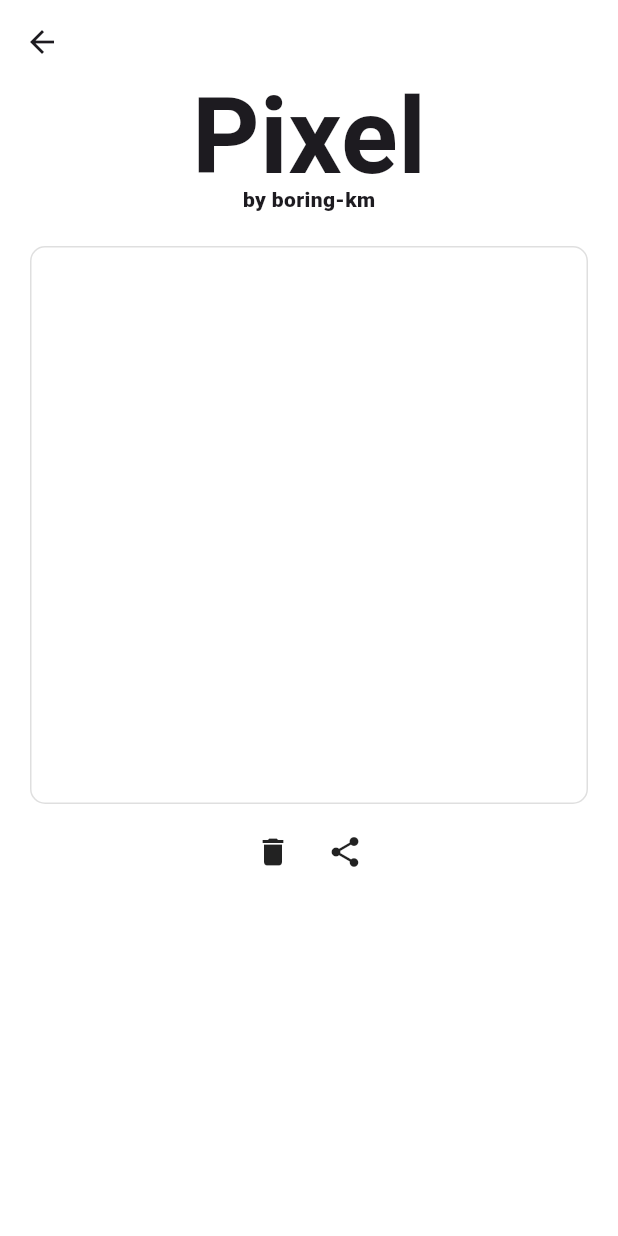
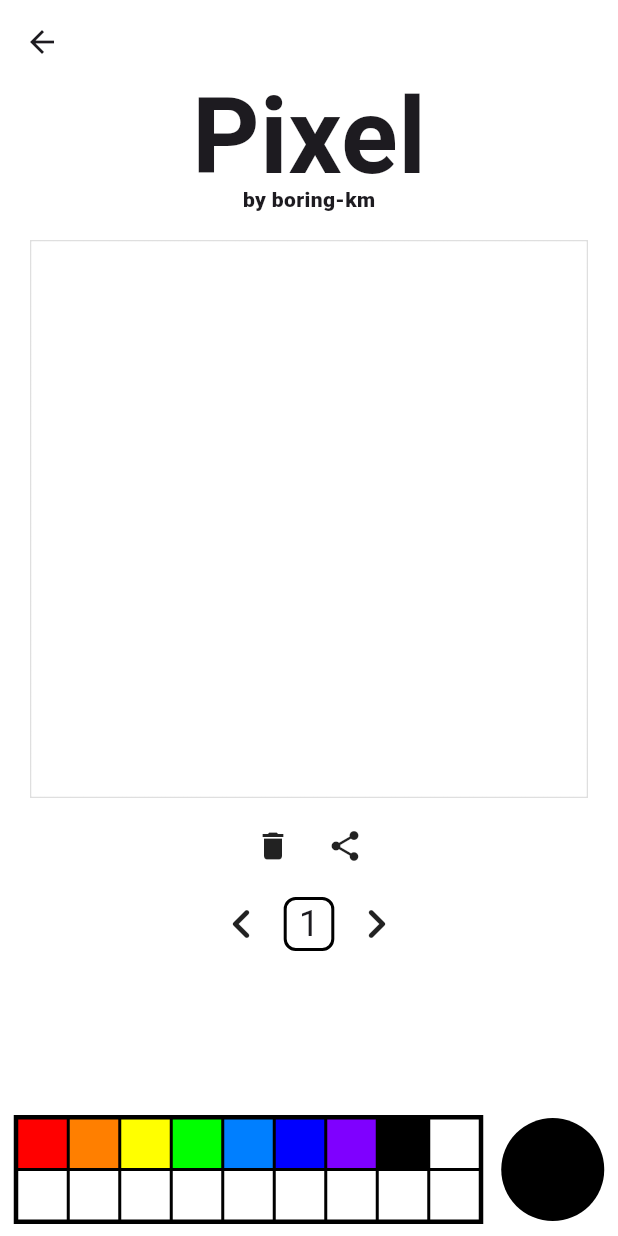
Before and after one commit to Droid-People/What-The-Banana, a Flutter app: the PixelArtScreen screen opened by its route, after a tap on the "share" icon, on a phone screen of 412 x 824 dp. Run offline on Flutter 3.47's test engine with Material 3 defaults, Android fonts, the phone set to English and light mode, and no system bars; our stand-ins replace flutter_colorpicker, flutter_riverpod, flutter_screenutil, go_router, logger, share_plus; Roboto replaces fonts that are missing (PixelFont).

Commit message:
[pixel] 색칠하는 픽셀 크기를 조절하는 방식으로 변경

```diff
--- /dev/null
+++ b/lib/common/color_utils.dart
@@ -0,0 +1,5 @@
+import 'package:flutter/material.dart';
+
+Color getNegativeColor(Color color) {
+  return Color.from(alpha: 1, red: 1 - color.r, green: 1 - color.g, blue: 1 - color.b);
+}
--- a/lib/contents/pixel_art/pixel_art_screen.dart
+++ b/lib/contents/pixel_art/pixel_art_screen.dart
@@ -1,10 +1,12 @@
+import 'dart:ui';
+
 import 'package:flutter/material.dart';
+import 'package:flutter_colorpicker/flutter_colorpicker.dart';
 import 'package:flutter_riverpod/flutter_riverpod.dart';
 import 'package:flutter_screenutil/flutter_screenutil.dart';
 import 'package:go_router/go_router.dart';
 import 'package:what_the_banana/contents/pixel_art/pixel_art_state_provider.dart';
 import 'package:what_the_banana/contents/pixel_art/pixel_painter.dart';
-import 'package:what_the_banana/gen/colors.gen.dart';
 import 'package:what_the_banana/gen/fonts.gen.dart';
 
 class PixelArtScreen extends ConsumerStatefulWidget {
@@ -22,6 +24,11 @@ class _PixelArtScreenState extends ConsumerState<PixelArtScreen> {
     final boardSize = width - 40.h;
     final state = ref.watch(pixelArtStateNotifierProvider);
     final viewModel = ref.read(pixelArtStateNotifierProvider.notifier);
+    final pictureRecorder = PictureRecorder();
+    final paletteWidth = (width * (3 / 4)) / 9;
+
+    // bottom navigation bar padding
+    final bottomPadding = MediaQuery.of(context).padding.bottom;
 
     return Scaffold(
       backgroundColor: Colors.white,
@@ -34,10 +41,149 @@ class _PixelArtScreenState extends ConsumerState<PixelArtScreen> {
           },
         ),
       ),
-      body: Center(
-        child: Column(
+      body: Column(
+        mainAxisAlignment: MainAxisAlignment.spaceBetween,
         children: [
-            Text(
+          Column(
+            children: [
+              TitleText(),
+              DeveloperText(),
+              20.verticalSpace,
+              PixelCanvas(
+                boardSize: boardSize,
+                pixelSize: state.pixelSize,
+                gridMap: state.gridMap,
+                pictureRecorder: pictureRecorder,
+                callback: viewModel.changePixelColor,
+              ),
+              12.verticalSpace,
+              DeleteAndShareRow(viewModel, pictureRecorder, boardSize),
+              12.verticalSpace,
+              PixelSizeController(viewModel, state.pixelSize),
+            ],
+          ),
+          Padding(
+            padding: EdgeInsets.symmetric(
+              horizontal: 8,
+              vertical: bottomPadding + 8,
+            ),
+            child: Row(
+              mainAxisAlignment: MainAxisAlignment.center,
+              children: [
+                Container(
+                  color: Colors.black,
+                  padding: const EdgeInsets.all(2),
+                  child: SizedBox(
+                    width: paletteWidth * 9,
+                    height: paletteWidth * 2,
+                    child: GridView.builder(
+                      padding: EdgeInsets.zero,
+                      gridDelegate:
+                          const SliverGridDelegateWithFixedCrossAxisCount(
+                              crossAxisCount: 9),
+                      itemCount: state.arrayDeque.length,
+                      itemBuilder: (ctx, index) {
+                        final color = state.arrayDeque[index];
+                        return GestureDetector(
+                          onTap: () => viewModel.setSelectedColor(color),
+                          child: Container(
+                            decoration: BoxDecoration(
+                              color: color,
+                              border: Border.all(),
+                            ),
+                            height: paletteWidth,
+                            width: paletteWidth,
+                          ),
+                        );
+                      },
+                    ),
+                  ),
+                ),
+                12.horizontalSpace,
+                GestureDetector(
+                  onTap: () {
+                    showDialog<void>(
+                      context: context,
+                      builder: (ctx) {
+                        return Dialog(
+                          backgroundColor: Colors.white,
+                          insetPadding: const EdgeInsets.all(16),
+                          child: Padding(
+                            padding: const EdgeInsets.symmetric(vertical: 16),
+                            child: Theme(
+                              data: ThemeData(
+                                fontFamily: FontFamily.pixelFont,
+                                colorScheme: const ColorScheme.light(),
+                              ),
+                              child: Wrap(
+                                children: [
+                                  Column(
+                                    children: [
+                                      ColorPicker(
+                                        pickerColor: state.selectedColor,
+                                        onColorChanged:
+                                            viewModel.setSelectedColor,
+                                        pickerAreaBorderRadius:
+                                            const BorderRadius.all(
+                                          Radius.circular(20),
+                                        ),
+                                      ),
+                                      8.verticalSpace,
+                                      ElevatedButton(
+                                        style: ElevatedButton.styleFrom(
+                                          backgroundColor: Colors.black,
+                                          iconColor: Colors.white,
+                                        ),
+                                        onPressed: () {
+                                          viewModel.addFirstColor();
+                                          Navigator.of(ctx).pop();
+                                        },
+                                        child: const Icon(
+                                          Icons.check_rounded,
+                                          size: 28,
+                                        ),
+                                      ),
+                                    ],
+                                  ),
+                                ],
+                              ),
+                            ),
+                          ),
+                        );
+                      },
+                    );
+                  },
+                  child: Container(
+                    decoration: BoxDecoration(
+                      shape: BoxShape.circle,
+                      color: state.selectedColor,
+                    ),
+                    width: paletteWidth * 2,
+                    height: paletteWidth * 2,
+                  ),
+                )
+              ],
+            ),
+          ),
+        ],
+      ),
+    );
+  }
+
+  Text DeveloperText() {
+    return Text(
+      'by boring-km',
+      style: TextStyle(
+        fontFamily: FontFamily.pixelFont,
+        fontWeight: FontWeight.w900,
+        fontSize: 14.sp,
+        height: 1,
+      ),
+    );
+  }
+
+  Text TitleText() {
+    return Text(
       'Pixel',
       style: TextStyle(
         fontFamily: FontFamily.pixelFont,
@@ -45,41 +191,15 @@ class _PixelArtScreenState extends ConsumerState<PixelArtScreen> {
         fontSize: 70.sp,
         height: 1,
       ),
-            ),
-            Text(
-              'by boring-km',
-              style: TextStyle(
-                fontFamily: FontFamily.pixelFont,
-                fontWeight: FontWeight.w900,
-                fontSize: 14.sp,
-                height: 1,
-              ),
-            ),
-            SizedBox(
-              height: boardSize + 100.h,
-              child: Column(
-                mainAxisAlignment: MainAxisAlignment.center,
-                children: [
-                  Container(
-                    width: boardSize,
-                    height: boardSize,
-                    decoration: BoxDecoration(
-                      borderRadius: BorderRadius.circular(10),
-                      border: Border.all(color: ColorName.lightGrey),
-                    ),
-                    child: Padding(
-                      padding: const EdgeInsets.all(12),
-                      child: PixelCanvas(
-                        boardSize: boardSize,
-                        pixelSize: state.pixelSize,
-                        gridMap: state.gridMap,
-                        pictureRecorder: state.pictureRecorder,
-                        callback: viewModel.changePixelColor,
-                      ),
-                    ),
-                  ),
-                  12.verticalSpace,
-                  Row(
+    );
+  }
+
+  Widget DeleteAndShareRow(
+    PixelArtStateProvider viewModel,
+    PictureRecorder pictureRecorder,
+    double boardSize,
+  ) {
+    return Row(
       mainAxisAlignment: MainAxisAlignment.center,
       children: [
         GestureDetector(
@@ -91,20 +211,55 @@ class _PixelArtScreenState extends ConsumerState<PixelArtScreen> {
         ),
         8.horizontalSpace,
         GestureDetector(
-                        onTap: () => viewModel.shareImage(boardSize.toInt()),
+          onTap: () => viewModel.shareImage(
+            pictureRecorder,
+            boardSize.toInt(),
+          ),
           child: const Padding(
             padding: EdgeInsets.all(8),
             child: Icon(Icons.share),
           ),
         ),
       ],
+    );
+  }
+
+  Widget PixelSizeController(PixelArtStateProvider viewModel, int pixelSize) {
+    return Row(
+      mainAxisAlignment: MainAxisAlignment.center,
+      children: [
+        GestureDetector(
+          onTap: viewModel.decreasePixelSize,
+          child: const Icon(
+            Icons.keyboard_arrow_left_rounded,
+            size: 40,
           ),
-                ],
+        ),
+        8.horizontalSpace,
+        Container(
+          decoration: BoxDecoration(
+            borderRadius: BorderRadius.circular(8),
+            border: Border.all(width: 2),
+          ),
+          padding: const EdgeInsets.symmetric(horizontal: 8, vertical: 4),
+          child: Text(
+            '$pixelSize',
+            style: TextStyle(
+              fontSize: 24.sp,
+              fontFamily: FontFamily.pixelFont,
+              height: 1,
+            ),
+          ),
+        ),
+        8.horizontalSpace,
+        GestureDetector(
+          onTap: viewModel.increasePixelSize,
+          child: const Icon(
+            Icons.keyboard_arrow_right_rounded,
+            size: 40,
           ),
         ),
       ],
-        ),
-      ),
     );
   }
 }
--- a/lib/contents/pixel_art/pixel_art_state.dart
+++ b/lib/contents/pixel_art/pixel_art_state.dart
@@ -1,5 +1,3 @@
-import 'dart:ui';
-
 import 'package:flutter/material.dart';
 
 class PixelArtState {
@@ -12,9 +10,8 @@ class PixelArtState {
 
   List<Color> arrayDeque = [];
   List<List<Color>> gridMap = [];
-  int pixelSize = 20;
+  int pixelSize = 1;
   Color selectedColor = Colors.black;
-  PictureRecorder pictureRecorder = PictureRecorder();
 
   PixelArtState copyWith({
     List<Color>? arrayDeque,
--- a/lib/contents/pixel_art/pixel_art_state_provider.dart
+++ b/lib/contents/pixel_art/pixel_art_state_provider.dart
@@ -20,7 +20,7 @@ class PixelArtStateProvider extends StateNotifier<PixelArtState> {
           PixelArtState(
             arrayDeque: [],
             gridMap: [],
-            pixelSize: 20,
+            pixelSize: 1,
             selectedColor: Colors.black,
           ),
         ) {
@@ -28,11 +28,7 @@ class PixelArtStateProvider extends StateNotifier<PixelArtState> {
     drawMapWhite();
   }
 
-  static const maxPixelCount = 160;
-
-  void setPixelSize(int size) {
-    state = state.copyWith(pixelSize: size);
-  }
+  static const maxPixelCount = 128;
 
   void setGridMap(List<List<Color>> gridMap) {
     state = state.copyWith(gridMap: gridMap);
@@ -52,10 +48,10 @@ class PixelArtStateProvider extends StateNotifier<PixelArtState> {
     state = state.copyWith(arrayDeque: deque);
   }
 
-  void addFirstColor(Color color) {
+  void addFirstColor() {
     final deque = state.arrayDeque
       ..removeLast()
-      ..insert(0, color);
+      ..insert(0, state.selectedColor);
     state = state.copyWith(arrayDeque: deque);
   }
 
@@ -80,8 +76,12 @@ class PixelArtStateProvider extends StateNotifier<PixelArtState> {
     state = state.copyWith(selectedColor: color);
   }
 
-  Future<void> shareImage(int boardSize) async {
-    final image = await state.pictureRecorder.endRecording().toImage(boardSize, boardSize);
+  Future<void> shareImage(
+    ui.PictureRecorder pictureRecorder,
+    int boardSize,
+  ) async {
+    final image =
+        await pictureRecorder.endRecording().toImage(boardSize, boardSize);
     final bytes = await image.toByteData(format: ui.ImageByteFormat.png);
     final tempFile = await _makeTempFile(bytes!.buffer.asUint8List());
     unawaited(Share.shareUri(tempFile.uri));
@@ -95,4 +95,15 @@ class PixelArtStateProvider extends StateNotifier<PixelArtState> {
     return tempFile;
   }
 
+  void increasePixelSize() {
+    if (state.pixelSize < 16) {
+      state = state.copyWith(pixelSize: state.pixelSize * 2);
+    }
+  }
+
+  void decreasePixelSize() {
+    if (state.pixelSize > 1) {
+      state = state.copyWith(pixelSize: state.pixelSize ~/ 2);
+    }
+  }
 }
--- a/lib/contents/pixel_art/pixel_painter.dart
+++ b/lib/contents/pixel_art/pixel_painter.dart
@@ -1,8 +1,9 @@
 import 'dart:ui';
 
 import 'package:flutter/material.dart';
+import 'package:what_the_banana/gen/colors.gen.dart';
 
-const int maxPixelCount = 160;
+const int defaultPixelCount = 128;
 
 class PixelCanvas extends StatefulWidget {
   const PixelCanvas({
@@ -20,22 +21,23 @@ class PixelCanvas extends StatefulWidget {
 }
 
 class _PixelCanvasState extends State<PixelCanvas> {
-  late int pixels;
 
-  @override
-  void initState() {
-    super.initState();
-    pixels = maxPixelCount ~/ widget.pixelSize;
-  }
 
   @override
   Widget build(BuildContext context) {
-    return GestureDetector(
+
+    return Container(
+      width: widget.boardSize,
+      height: widget.boardSize,
+      decoration: BoxDecoration(
+        border: Border.all(color: ColorName.lightGrey),
+      ),
+      child: GestureDetector(
         onTapUp: (details) {
-        _drawPixel(details.localPosition);
+          _drawPixel(details.localPosition, widget.boardSize, widget.pixelSize);
         },
         onPanUpdate: (details) {
-        _drawPixel(details.localPosition);
+          _drawPixel(details.localPosition, widget.boardSize, widget.pixelSize);
         },
         child: CustomPaint(
           size: Size(widget.boardSize, widget.boardSize),
@@ -43,21 +45,25 @@ class _PixelCanvasState extends State<PixelCanvas> {
             gridMap: widget.gridMap,
             pictureRecorder: widget.pictureRecorder,
             callback: widget.callback,
-          pixelSize: widget.pixelSize,
-          pixels: pixels,
+            pixels: defaultPixelCount,
+          ),
         ),
       ),
     );
   }
 
-  void _drawPixel(Offset offset) {
-    pixels = maxPixelCount ~/ widget.pixelSize;
+  void _drawPixel(Offset offset, double paintSize, int pixelSize) {
+    // pixel size 만큼 터치영역을 중심으로 그림
+    final i = ((offset.dy / paintSize) * defaultPixelCount).toInt();
+    final j = ((offset.dx / paintSize) * defaultPixelCount).toInt();
+    final halfPixelSize = pixelSize / 2;
 
-    final i = ((offset.dy / widget.boardSize) * pixels).toInt();
-    final j = ((offset.dx / widget.boardSize) * pixels).toInt();
-
-    if (i >= 0 && i < pixels && j >= 0 && j < pixels) {
-      widget.callback(i, j);
+    for (var y = i - halfPixelSize; y < (i + halfPixelSize); y++) {
+      for (var x = j - halfPixelSize; x < j + halfPixelSize; x++) {
+        if (y >= 0 && y < defaultPixelCount && x >= 0 && x < defaultPixelCount) {
+          widget.callback(y.toInt(), x.toInt());
+        }
+      }
     }
   }
 }
@@ -67,14 +73,12 @@ class PixelPainter extends CustomPainter {
     required this.gridMap,
     required this.pictureRecorder,
     required this.callback,
-    required this.pixelSize,
     required this.pixels,
   });
 
   final List<List<Color>> gridMap;
   final PictureRecorder pictureRecorder;
   final void Function(int, int) callback;
-  final int pixelSize;
   final int pixels;
 
   @override
```
Also changed, not shown: lib/common/logger.dart (added, +28 -0 lines). Lines whose indentation alone changed are shown as unchanged.
